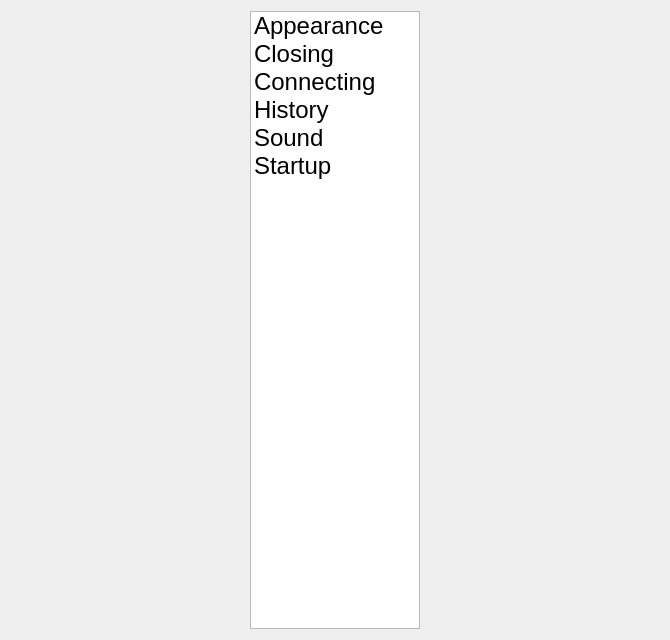
First picture: the form in smushclient-qt/cpp/ui/settings/settings.ui, repository jnbooth/smushclient, before the edit.
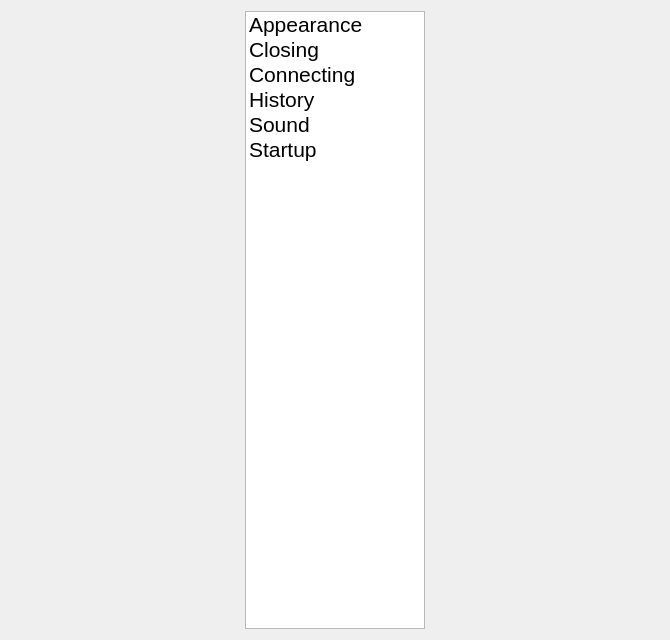
Second picture: the form after the edit. Icons and pictures are not drawn.

The edit to the form file:
```diff
--- a/smushclient-qt/cpp/ui/settings/settings.ui
+++ b/smushclient-qt/cpp/ui/settings/settings.ui
@@ -29,13 +29,13 @@
        </property>
        <property name="maximumSize">
         <size>
-         <width>170</width>
+         <width>180</width>
          <height>16777215</height>
         </size>
        </property>
        <property name="font">
         <font>
-         <pointsize>18</pointsize>
+         <pointsize>16</pointsize>
         </font>
        </property>
        <property name="editTriggers">
```
